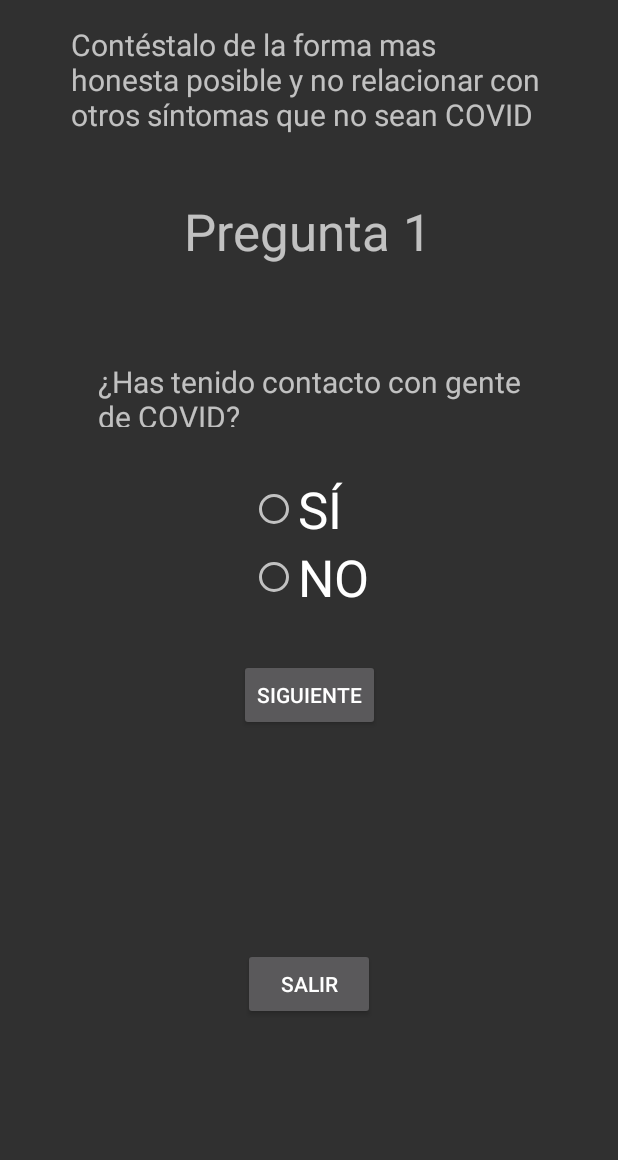
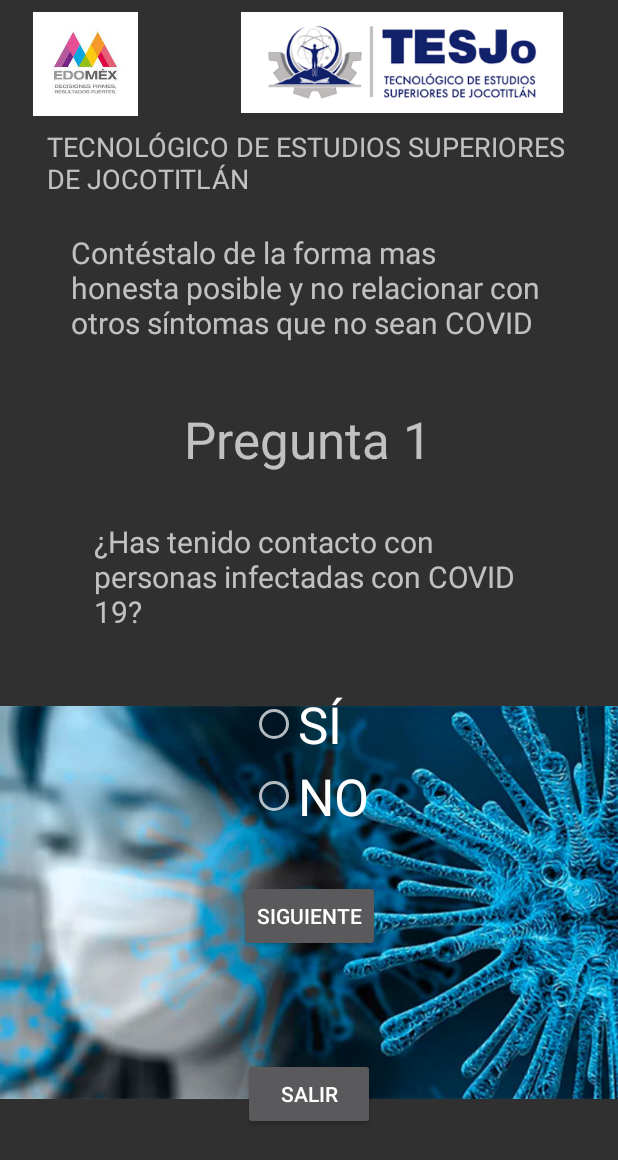
Before and after one commit to RetanaAlvarez/nuevo, an Android app: the encuesta screen opened directly, with no data from a screen before it, on a phone screen of 412 x 824 dp. Shown: the top 1160 px of the screen. Run offline under Robolectric (Android 15) with nearby library versions, the phone set to English and light mode, and no system bars; Roboto replaces fonts that are not available here.

```diff
--- a/app/src/main/java/com/example/nuevo/MainActivity2_student.java
+++ b/app/src/main/java/com/example/nuevo/MainActivity2_student.java
@@ -35,7 +35,7 @@
         String  seguro= getIntent().getStringExtra("no_de_seguro");
 
 
-        cajaBienvenido.setText("¡bienvenido " + nombre + "!");
+        cajaBienvenido.setText("¡BIENVENID@ " + nombre + "!");
         //asignacion con las variables y las variables
         button= (Button) findViewById(R.id.Button_encuesta);
         button3=(Button)findViewById(R.id.button_lector);
--- a/app/src/main/java/com/example/nuevo/Main_alumnos_docentes.java
+++ b/app/src/main/java/com/example/nuevo/Main_alumnos_docentes.java
@@ -33,7 +33,7 @@
         String  edad= getIntent().getStringExtra("edad");
         String  tel= getIntent().getStringExtra("telefono");
         String  seguro= getIntent().getStringExtra("no_de_seguro");
-        cajaBienvenido.setText("¡bienvenido "+nombre+"!");
+        cajaBienvenido.setText("¡BIENVENID@ "+nombre+"!");
         //declarando variable con la funciones de la plantilla
         button= (Button) findViewById(R.id.button);
         button2= (Button) findViewById(R.id.button2);
--- a/app/src/main/java/com/example/nuevo/encuesta.java
+++ b/app/src/main/java/com/example/nuevo/encuesta.java
@@ -110,30 +110,7 @@
             //Se limpian los Radio buttons para la siguiente pregunta
             rdOpc1.setChecked(false);
             rdOpc2.setChecked(false);
-        }/*else if(nota ==7 || nota ==5 || nota ==6) {
-
-            txtNpregunta.setText("Nota obtenida: " + nota);
-            txtPregunta.setText("Estado: Preventivo. ¡Deberias cuidate o checar un doctor!");
-            //Se verifica la respuesta, si es correcta se agregan 2 puntos a la nota
-
-            //Se le suma 1 al contador de la pregunta
-            Npregunta = Npregunta + 1;
-            //Se setean los textos para la siguiente pregunta
-            //Se verifica la respuesta, si es correcta se agregan 2 puntos a la nota
-            if (rdOpc1.isChecked()) {
-                nota = nota + 2;
-            } else{
-                nota = nota + 0;
-            }
-            txtNpregunta.setText("Pregunta 6");
-            txtPregunta.setText("¿Has realizado una prueba de covid? (si los has hecho y saliste negativo dar 'si' en lo contrario 'no'");
-            rdOpc1.setText("SÍ");
-            rdOpc2.setText("NO");
-            //Se limpian los Radio buttons para la siguiente pregunta
-            rdOpc1.setChecked(false);
-            rdOpc2.setChecked(false);
-
-        }*/else{
+        }else{
             //Se setean los textos para el resultado de la nota
             if (rdOpc2.isChecked()) {
                 nota = nota + 2;
--- a/app/src/main/res/layout/activity_encuesta.xml
+++ b/app/src/main/res/layout/activity_encuesta.xml
@@ -5,6 +5,19 @@
     android:layout_width="match_parent"
     android:layout_height="match_parent"
     tools:context=".encuesta">
+
+    <ImageView
+        android:id="@+id/imageView14"
+        android:layout_width="wrap_content"
+        android:layout_height="wrap_content"
+        android:layout_marginBottom="8dp"
+        app:layout_constraintBottom_toTopOf="@+id/button_salir"
+        app:layout_constraintEnd_toEndOf="parent"
+        app:layout_constraintHorizontal_bias="1.0"
+        app:layout_constraintStart_toEndOf="@+id/textView"
+        app:layout_constraintTop_toBottomOf="@+id/txtPregunta"
+        app:layout_constraintVertical_bias="0.0"
+        app:srcCompat="@drawable/covid" />
 
     <TextView
         android:id="@+id/txtNpregunta"
@@ -20,10 +33,10 @@
 
     <TextView
         android:id="@+id/txtPregunta"
-        android:layout_width="282dp"
-        android:layout_height="44dp"
+        android:layout_width="287dp"
+        android:layout_height="79dp"
         android:layout_marginStart="32dp"
-        android:layout_marginTop="64dp"
+        android:layout_marginTop="32dp"
         android:layout_marginEnd="32dp"
         android:text="@string/pregunta_1"
         android:textSize="20sp"
@@ -44,6 +57,7 @@
             android:id="@+id/rdBtnOpc1"
             android:layout_width="match_parent"
             android:layout_height="wrap_content"
+            android:minHeight="48dp"
             android:text="SÍ"
             android:textSize="34sp" />
 
@@ -51,6 +65,7 @@
             android:id="@+id/rdBtnOpc2"
             android:layout_width="match_parent"
             android:layout_height="wrap_content"
+            android:minHeight="48dp"
             android:text="NO"
             android:textSize="34sp" />
     </RadioGroup>
@@ -82,13 +97,43 @@
         android:layout_width="318dp"
         android:layout_height="99dp"
         android:layout_marginStart="16dp"
-        android:layout_marginTop="16dp"
+        android:layout_marginTop="8dp"
         android:layout_marginEnd="16dp"
         android:text="@string/instrucciones"
         android:textSize="20sp"
         app:layout_constraintEnd_toEndOf="parent"
         app:layout_constraintStart_toStartOf="parent"
-        app:layout_constraintTop_toTopOf="parent"
+        app:layout_constraintTop_toBottomOf="@+id/textView6"
         tools:text="@string/instrucciones" />
 
+    <ImageView
+        android:id="@+id/imageView15"
+        android:layout_width="114dp"
+        android:layout_height="69dp"
+        android:layout_marginTop="8dp"
+        app:layout_constraintStart_toStartOf="parent"
+        app:layout_constraintTop_toTopOf="parent"
+        app:srcCompat="@drawable/edomex" />
+
+    <ImageView
+        android:id="@+id/imageView16"
+        android:layout_width="288dp"
+        android:layout_height="67dp"
+        android:layout_marginTop="8dp"
+        app:layout_constraintEnd_toEndOf="parent"
+        app:layout_constraintTop_toTopOf="parent"
+        app:srcCompat="@drawable/tesjo" />
+
+    <TextView
+        android:id="@+id/textView6"
+        android:layout_width="349dp"
+        android:layout_height="61dp"
+        android:layout_marginTop="8dp"
+        android:text="@string/tecnol_gico_de_estudios_superiores_de_jocotitl_n"
+        android:textSize="18dp"
+        app:layout_constraintEnd_toEndOf="parent"
+        app:layout_constraintStart_toStartOf="parent"
+        app:layout_constraintTop_toBottomOf="@+id/imageView15"
+        tools:text="@string/tecnol_gico_de_estudios_superiores_de_jocotitl_n" />
+
 </androidx.constraintlayout.widget.ConstraintLayout>
--- a/app/src/main/res/layout/activity_perfi.xml
+++ b/app/src/main/res/layout/activity_perfi.xml
@@ -142,6 +142,7 @@
         android:id="@+id/Imaperfil"
         android:layout_width="204dp"
         android:layout_height="164dp"
+        android:layout_marginEnd="40dp"
         android:rotation="-90"
         app:layout_constraintEnd_toEndOf="parent"
         app:layout_constraintTop_toBottomOf="@+id/texttitulo" />
--- a/app/src/main/res/values/themes.xml
+++ b/app/src/main/res/values/themes.xml
@@ -13,4 +13,10 @@
         <item name="android:statusBarColor" tools:targetApi="l">?attr/colorPrimaryVariant</item>
         <!-- Customize your theme here. -->
     </style>
+    <style name="NoActionBar">
+        <item name="windowActionBar">false</item>
+        <item name="windowNoTitle">true</item>
+    </style>
+    <style name="AppBarOverlay" parent="ThemeOverlay.AppCompat.Dark.ActionBar" />
+    <style name="PopupOverlay" parent="ThemeOverlay.AppCompat.Light" />
 </resources>
```
Also changed, not shown: app/build.gradle (+7 -0 lines), app/src/main/AndroidManifest.xml (+13 -10 lines), app/src/main/java/com/example/nuevo/MainActivity2.java (added, +62 -0 lines), app/src/main/res/layout/activity_main.xml (+6 -10 lines), app/src/main/res/layout/activity_main_activity2_student.xml (+14 -2 lines), app/src/main/res/layout/activity_main_alumnos_docentes.xml (+25 -13 lines), app/src/main/res/layout/fragment_sesion.xml (+32 -14 lines), app/src/main/res/menu/activity_main_drawer.xml (added, +20 -0 lines), app/src/main/res/menu/main_activity2.xml (added, +8 -0 lines), app/src/main/res/values/strings.xml (+12 -1 lines), app/src/main/res/drawable/covid.jpg (added).
